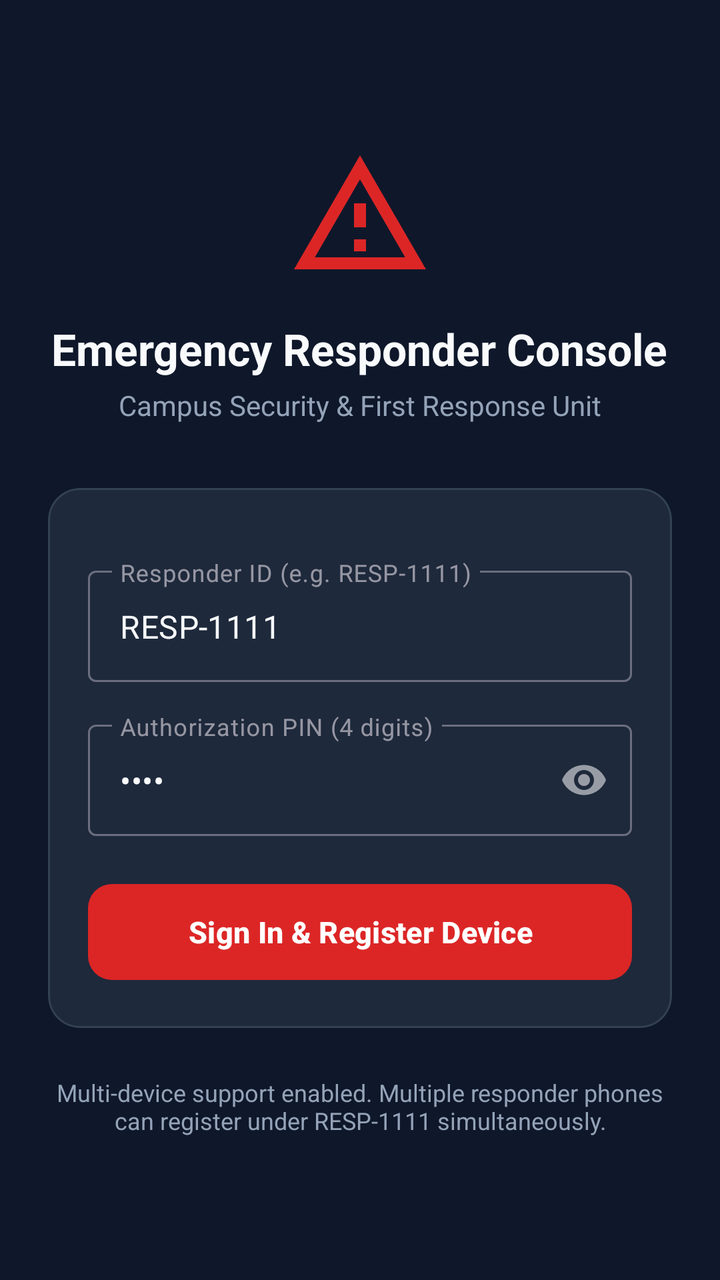
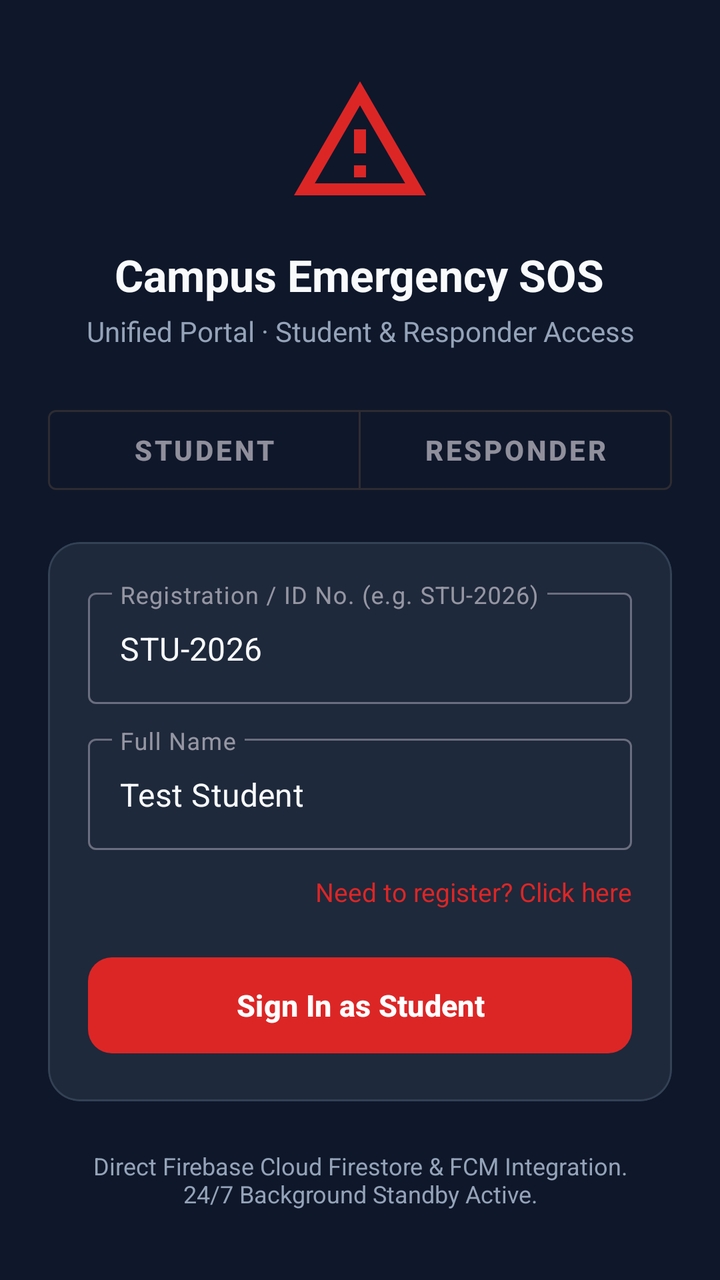

Compare the two renders of this Android layout. The source of the first and the diff that turns it into the second are given below.
<!-- AndroidManifest.xml: application theme Theme.EmergencySosResponder -->
<!-- res/layout/activity_login.xml -->
<?xml version="1.0" encoding="utf-8"?>
<ScrollView xmlns:android="http://schemas.android.com/apk/res/android"
    xmlns:app="http://schemas.android.com/apk/res-auto"
    android:layout_width="match_parent"
    android:layout_height="match_parent"
    android:fillViewport="true"
    android:background="@color/background">

    <LinearLayout
        android:layout_width="match_parent"
        android:layout_height="wrap_content"
        android:orientation="vertical"
        android:padding="24dp"
        android:gravity="center">

        <ImageView
            android:layout_width="72dp"
            android:layout_height="72dp"
            android:src="@drawable/ic_stat_sos"
            app:tint="@color/primary"
            android:contentDescription="SOS Emblem" />

        <TextView
            android:layout_width="wrap_content"
            android:layout_height="wrap_content"
            android:text="@string/login_title"
            android:textColor="@color/text_primary"
            android:textSize="22sp"
            android:textStyle="bold"
            android:layout_marginTop="16dp"
            android:gravity="center" />

        <TextView
            android:layout_width="wrap_content"
            android:layout_height="wrap_content"
            android:text="@string/login_subtitle"
            android:textColor="@color/text_secondary"
            android:textSize="14sp"
            android:layout_marginTop="4dp"
            android:gravity="center" />

        <com.google.android.material.card.MaterialCardView
            android:layout_width="match_parent"
            android:layout_height="wrap_content"
            android:layout_marginTop="32dp"
            app:cardBackgroundColor="@color/surface"
            app:cardCornerRadius="16dp"
            app:strokeColor="@color/surface_variant"
            app:strokeWidth="1dp">

            <LinearLayout
                android:layout_width="match_parent"
                android:layout_height="wrap_content"
                android:orientation="vertical"
                android:padding="20dp">

                <com.google.android.material.textfield.TextInputLayout
                    android:id="@+id/tilServerUrl"
                    android:layout_width="match_parent"
                    android:layout_height="wrap_content"
                    android:visibility="gone"
                    android:hint="@string/server_url_hint"
                    style="@style/Widget.MaterialComponents.TextInputLayout.OutlinedBox">

                    <com.google.android.material.textfield.TextInputEditText
                        android:id="@+id/etServerUrl"
                        android:layout_width="match_parent"
                        android:layout_height="wrap_content"
                        android:inputType="textUri"
                        android:text="https://college-sos-app-26aec.web.app"
                        android:textColor="@color/text_primary" />
                </com.google.android.material.textfield.TextInputLayout>

                <com.google.android.material.textfield.TextInputLayout
                    android:id="@+id/tilResponderId"
                    android:layout_width="match_parent"
                    android:layout_height="wrap_content"
                    android:hint="@string/responder_id_hint"
                    android:layout_marginTop="16dp"
                    style="@style/Widget.MaterialComponents.TextInputLayout.OutlinedBox">

                    <com.google.android.material.textfield.TextInputEditText
                        android:id="@+id/etResponderId"
                        android:layout_width="match_parent"
                        android:layout_height="wrap_content"
                        android:text="RESP-1111"
                        android:inputType="textCapCharacters"
                        android:textColor="@color/text_primary" />
                </com.google.android.material.textfield.TextInputLayout>

                <com.google.android.material.textfield.TextInputLayout
                    android:id="@+id/tilPin"
                    android:layout_width="match_parent"
                    android:layout_height="wrap_content"
                    android:hint="@string/pin_hint"
                    android:layout_marginTop="16dp"
                    app:passwordToggleEnabled="true"
                    style="@style/Widget.MaterialComponents.TextInputLayout.OutlinedBox">

                    <com.google.android.material.textfield.TextInputEditText
                        android:id="@+id/etPin"
                        android:layout_width="match_parent"
                        android:layout_height="wrap_content"
                        android:inputType="numberPassword"
                        android:text="2026"
                        android:textColor="@color/text_primary" />
                </com.google.android.material.textfield.TextInputLayout>

                <ProgressBar
                    android:id="@+id/progressBar"
                    android:layout_width="wrap_content"
                    android:layout_height="wrap_content"
                    android:layout_gravity="center"
                    android:layout_marginTop="16dp"
                    android:visibility="gone" />

                <TextView
                    android:id="@+id/tvError"
                    android:layout_width="match_parent"
                    android:layout_height="wrap_content"
                    android:textColor="@color/danger"
                    android:textSize="13sp"
                    android:layout_marginTop="12dp"
                    android:visibility="gone" />

                <com.google.android.material.button.MaterialButton
                    android:id="@+id/btnLogin"
                    android:layout_width="match_parent"
                    android:layout_height="56dp"
                    android:text="@string/btn_login"
                    android:textSize="15sp"
                    android:textStyle="bold"
                    android:layout_marginTop="20dp"
                    app:backgroundTint="@color/primary"
                    app:cornerRadius="12dp" />

            </LinearLayout>
        </com.google.android.material.card.MaterialCardView>

        <TextView
            android:layout_width="wrap_content"
            android:layout_height="wrap_content"
            android:text="Multi-device support enabled. Multiple responder phones can register under RESP-1111 simultaneously."
            android:textColor="@color/text_secondary"
            android:textSize="12sp"
            android:layout_marginTop="24dp"
            android:gravity="center" />

    </LinearLayout>
</ScrollView>
<!-- resources referenced by this layout -->
<resources>
  <color name="background">#0F172A</color>
  <color name="danger">#EF4444</color>
  <color name="primary">#DC2626</color>
  <color name="surface">#1E293B</color>
  <color name="surface_variant">#334155</color>
  <color name="text_primary">#F8FAFC</color>
  <color name="text_secondary">#94A3B8</color>
  <!-- drawable ic_stat_sos (drawable) -->
  <vector xmlns:android="http://schemas.android.com/apk/res/android"
      android:width="24dp"
      android:height="24dp"
      android:viewportWidth="24"
      android:viewportHeight="24">
    <path
        android:fillColor="#FFFFFFFF"
        android:pathData="M12,2L1,21h22L12,2zM12,6l7.53,13H4.47L12,6zM11,10v4h2v-4h-2zM11,16v2h2v-2h-2z"/>
  </vector>
  <string name="btn_login">Sign In &amp; Register Device</string>
  <string name="login_subtitle">Campus Security &amp; First Response Unit</string>
  <string name="login_title">Emergency Responder Console</string>
  <string name="pin_hint">Authorization PIN (4 digits)</string>
  <string name="responder_id_hint">Responder ID (e.g. RESP-1111)</string>
  <string name="server_url_hint">Server Base URL</string>
  <style name="Theme.EmergencySosResponder" parent="Theme.Material3.Dark.NoActionBar">
          <item name="colorPrimary">@color/primary</item>
          <item name="colorOnPrimary">@color/white</item>
          <item name="colorSecondary">@color/accent</item>
          <item name="android:statusBarColor">@color/background</item>
          <item name="android:navigationBarColor">@color/background</item>
          <item name="android:windowBackground">@color/background</item>
      </style>
  <color name="white">#FFFFFF</color>
  <color name="accent">#EA580C</color>
</resources>

<!-- the commit's change to res/layout/activity_login.xml (unified diff, before → after) -->
@@ -23,7 +23,7 @@
         <TextView
             android:layout_width="wrap_content"
             android:layout_height="wrap_content"
-            android:text="@string/login_title"
+            android:text="Campus Emergency SOS"
             android:textColor="@color/text_primary"
             android:textSize="22sp"
             android:textStyle="bold"
@@ -33,16 +33,47 @@
         <TextView
             android:layout_width="wrap_content"
             android:layout_height="wrap_content"
-            android:text="@string/login_subtitle"
+            android:text="Unified Portal · Student &amp; Responder Access"
             android:textColor="@color/text_secondary"
             android:textSize="14sp"
             android:layout_marginTop="4dp"
             android:gravity="center" />
 
+        
+        <com.google.android.material.button.MaterialButtonToggleGroup
+            android:id="@+id/toggleRole"
+            android:layout_width="match_parent"
+            android:layout_height="wrap_content"
+            android:layout_marginTop="24dp"
+            app:singleSelection="true"
+            app:selectionRequired="true">
+
+            <com.google.android.material.button.MaterialButton
+                android:id="@+id/btnRoleStudent"
+                style="@style/Widget.MaterialComponents.Button.OutlinedButton"
+                android:layout_width="0dp"
+                android:layout_height="52dp"
+                android:layout_weight="1"
+                android:text="Student"
+                android:textSize="14sp"
+                android:textStyle="bold" />
+
+            <com.google.android.material.button.MaterialButton
+                android:id="@+id/btnRoleResponder"
+                style="@style/Widget.MaterialComponents.Button.OutlinedButton"
+                android:layout_width="0dp"
+                android:layout_height="52dp"
+                android:layout_weight="1"
+                android:text="Responder"
+                android:textSize="14sp"
+                android:textStyle="bold" />
+        </com.google.android.material.button.MaterialButtonToggleGroup>
+
+        
         <com.google.android.material.card.MaterialCardView
             android:layout_width="match_parent"
             android:layout_height="wrap_content"
-            android:layout_marginTop="32dp"
+            android:layout_marginTop="20dp"
             app:cardBackgroundColor="@color/surface"
             app:cardCornerRadius="16dp"
             app:strokeColor="@color/surface_variant"
@@ -54,29 +85,81 @@
                 android:orientation="vertical"
                 android:padding="20dp">
 
+                
                 <com.google.android.material.textfield.TextInputLayout
                     android:id="@+id/tilServerUrl"
                     android:layout_width="match_parent"
                     android:layout_height="wrap_content"
                     android:visibility="gone"
-                    android:hint="@string/server_url_hint"
                     style="@style/Widget.MaterialComponents.TextInputLayout.OutlinedBox">
 
                     <com.google.android.material.textfield.TextInputEditText
                         android:id="@+id/etServerUrl"
                         android:layout_width="match_parent"
                         android:layout_height="wrap_content"
-                        android:inputType="textUri"
-                        android:text="https://college-sos-app-26aec.web.app"
-                        android:textColor="@color/text_primary" />
-                </com.google.android.material.textfield.TextInputLayout>
-
+                        android:text="https://college-sos-app-26aec.web.app" />
+                </com.google.android.material.textfield.TextInputLayout>
+
+                
+                <com.google.android.material.textfield.TextInputLayout
+                    android:id="@+id/tilRegistrationNo"
+                    android:layout_width="match_parent"
+                    android:layout_height="wrap_content"
+                    android:hint="Registration / ID No. (e.g. STU-2026)"
+                    style="@style/Widget.MaterialComponents.TextInputLayout.OutlinedBox">
+
+                    <com.google.android.material.textfield.TextInputEditText
+                        android:id="@+id/etRegistrationNo"
+                        android:layout_width="match_parent"
+                        android:layout_height="wrap_content"
+                        android:inputType="textCapCharacters"
+                        android:text="STU-2026"
+                        android:textColor="@color/text_primary" />
+                </com.google.android.material.textfield.TextInputLayout>
+
+                
+                <com.google.android.material.textfield.TextInputLayout
+                    android:id="@+id/tilName"
+                    android:layout_width="match_parent"
+                    android:layout_height="wrap_content"
+                    android:hint="Full Name"
+                    android:layout_marginTop="12dp"
+                    style="@style/Widget.MaterialComponents.TextInputLayout.OutlinedBox">
+
+                    <com.google.android.material.textfield.TextInputEditText
+                        android:id="@+id/etName"
+                        android:layout_width="match_parent"
+                        android:layout_height="wrap_content"
+                        android:inputType="textPersonName|textCapWords"
+                        android:text="Test Student"
+                        android:textColor="@color/text_primary" />
+                </com.google.android.material.textfield.TextInputLayout>
+
+                
+                <com.google.android.material.textfield.TextInputLayout
+                    android:id="@+id/tilPhone"
+                    android:layout_width="match_parent"
+                    android:layout_height="wrap_content"
+                    android:hint="Mobile Phone Number (Optional)"
+                    android:layout_marginTop="12dp"
+                    android:visibility="gone"
+                    style="@style/Widget.MaterialComponents.TextInputLayout.OutlinedBox">
+
+                    <com.google.android.material.textfield.TextInputEditText
+                        android:id="@+id/etPhone"
+                        android:layout_width="match_parent"
+                        android:layout_height="wrap_content"
+                        android:inputType="phone"
+                        android:textColor="@color/text_primary" />
+                </com.google.android.material.textfield.TextInputLayout>
+
+                
                 <com.google.android.material.textfield.TextInputLayout
                     android:id="@+id/tilResponderId"
                     android:layout_width="match_parent"
                     android:layout_height="wrap_content"
                     android:hint="@string/responder_id_hint"
-                    android:layout_marginTop="16dp"
+                    android:visibility="gone"
                     style="@style/Widget.MaterialComponents.TextInputLayout.OutlinedBox">
 
                     <com.google.android.material.textfield.TextInputEditText
@@ -88,12 +171,14 @@
                         android:textColor="@color/text_primary" />
                 </com.google.android.material.textfield.TextInputLayout>
 
+                
                 <com.google.android.material.textfield.TextInputLayout
                     android:id="@+id/tilPin"
                     android:layout_width="match_parent"
                     android:layout_height="wrap_content"
                     android:hint="@string/pin_hint"
-                    android:layout_marginTop="16dp"
+                    android:layout_marginTop="12dp"
+                    android:visibility="gone"
                     app:passwordToggleEnabled="true"
                     style="@style/Widget.MaterialComponents.TextInputLayout.OutlinedBox">
 
@@ -105,6 +190,17 @@
                         android:text="2026"
                         android:textColor="@color/text_primary" />
                 </com.google.android.material.textfield.TextInputLayout>
+
+                
+                <TextView
+                    android:id="@+id/tvStudentModeToggle"
+                    android:layout_width="wrap_content"
+                    android:layout_height="wrap_content"
+                    android:layout_gravity="end"
+                    android:layout_marginTop="12dp"
+                    android:text="Need to register? Click here"
+                    android:textColor="@color/primary"
+                    android:textSize="13sp" />
 
                 <ProgressBar
                     android:id="@+id/progressBar"
@@ -127,7 +223,7 @@
                     android:id="@+id/btnLogin"
                     android:layout_width="match_parent"
                     android:layout_height="56dp"
-                    android:text="@string/btn_login"
+                    android:text="Sign In as Student"
                     android:textSize="15sp"
                     android:textStyle="bold"
                     android:layout_marginTop="20dp"
@@ -138,9 +234,10 @@
         </com.google.android.material.card.MaterialCardView>
 
         <TextView
+            android:id="@+id/tvFooterNote"
             android:layout_width="wrap_content"
             android:layout_height="wrap_content"
-            android:text="Multi-device support enabled. Multiple responder phones can register under RESP-1111 simultaneously."
+            android:text="Direct Firebase Cloud Firestore &amp; FCM Integration.\n24/7 Background Standby Active."
             android:textColor="@color/text_secondary"
             android:textSize="12sp"
             android:layout_marginTop="24dp"
<!-- resource entries referenced after the edit -->
@@ -17,12 +17,8 @@
         android:fillColor="#FFFFFFFF"
         android:pathData="M12,2L1,21h22L12,2zM12,6l7.53,13H4.47L12,6zM11,10v4h2v-4h-2zM11,16v2h2v-2h-2z"/>
   </vector>
-  <string name="btn_login">Sign In &amp; Register Device</string>
-  <string name="login_subtitle">Campus Security &amp; First Response Unit</string>
-  <string name="login_title">Emergency Responder Console</string>
   <string name="pin_hint">Authorization PIN (4 digits)</string>
   <string name="responder_id_hint">Responder ID (e.g. RESP-1111)</string>
-  <string name="server_url_hint">Server Base URL</string>
   <style name="Theme.EmergencySosResponder" parent="Theme.Material3.Dark.NoActionBar">
           <item name="colorPrimary">@color/primary</item>
           <item name="colorOnPrimary">@color/white</item>
